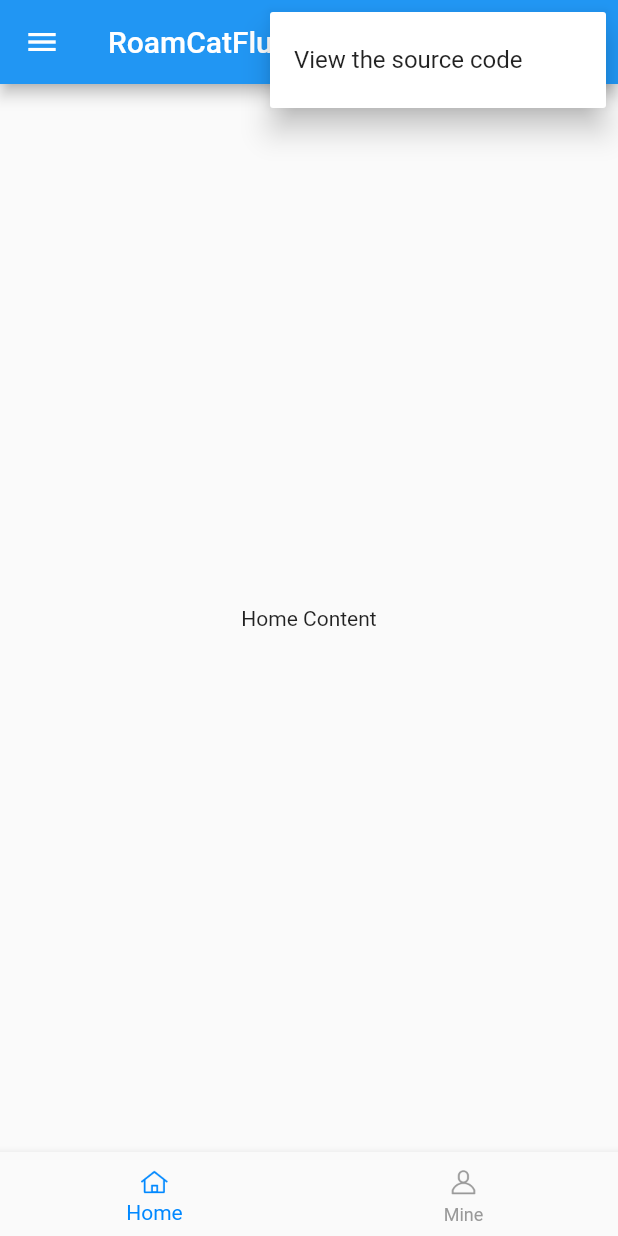
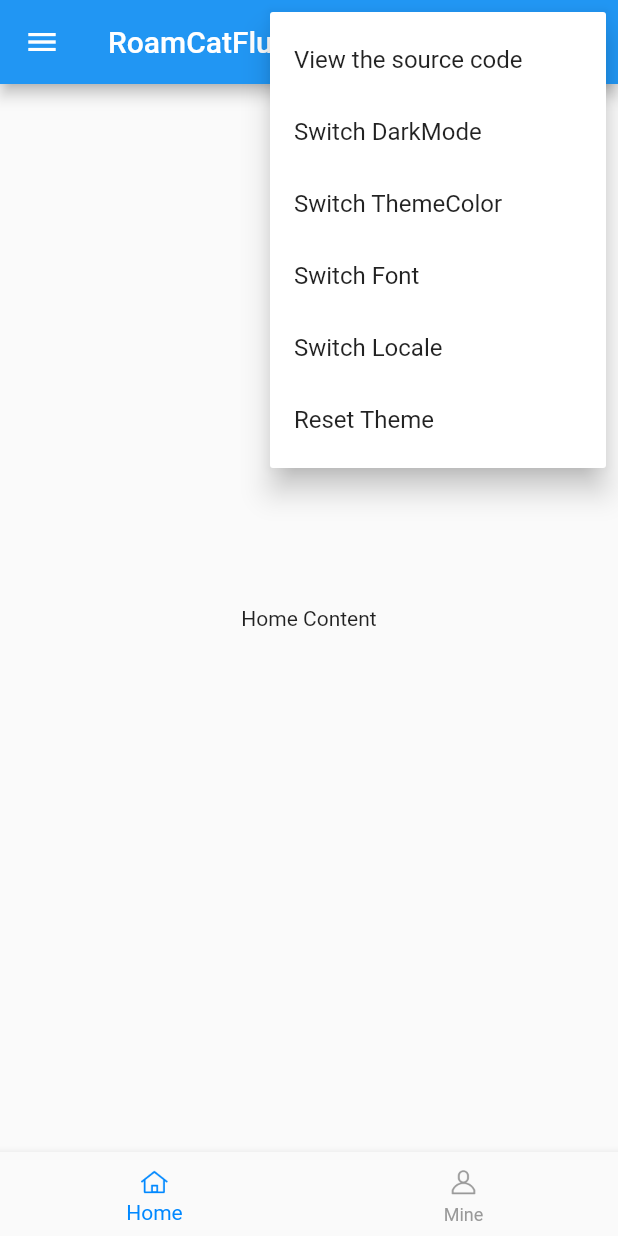
Before and after one commit to guangGG/RoamCatFlutter, a Flutter app: the screen it shows after launch, after a tap on the "more vert" icon, on a phone screen of 412 x 824 dp. Run offline on Flutter 3.47's test engine with Material 2 defaults, Android fonts, the phone set to English and light mode, and no system bars; our stand-ins replace bloc, dio, flutter_bloc, fluttertoast, package_info, pull_to_refresh and 2 more; Roboto replaces fonts that are missing (happyfont, system).

Commit message:
Switch the theme

```diff
--- /dev/null
+++ b/lib/data/bloc/locale_bloc.dart
@@ -0,0 +1,69 @@
+import 'package:bloc/bloc.dart';
+import 'package:flutter/material.dart';
+import 'package:flutter_bloc/flutter_bloc.dart';
+import 'package:roamcat_flutter/data/helper/app_constants.dart';
+import 'package:roamcat_flutter/data/helper/app_data_helper.dart';
+import 'package:shared_preferences/shared_preferences.dart';
+
+abstract class LocaleEvent {}
+
+class DefaultLocaleEvent extends LocaleEvent {
+  int localeValueIndex;
+
+  DefaultLocaleEvent({
+    this.localeValueIndex = 0,
+  }) : super();
+}
+
+class LocaleState {
+  String localeValue;
+
+  LocaleState({
+    this.localeValue,
+  }) : super();
+
+  Locale getLocale() {
+    //['', 'zh-CN', 'en']
+    if (localeValue != null && localeValue.isNotEmpty) {
+      var value = localeValue.split("-");
+      return Locale(value[0], value.length == 2 ? value[1] : '');
+    }
+    return null; //Locale为null表示跟随系统
+  }
+}
+
+class LocaleBloc extends Bloc<LocaleEvent, LocaleState> {
+  LocaleBloc() {
+    _readSpLocaleConfig(); //启动时从SharedPreferences读取配置
+  }
+
+  @override
+  LocaleState get initialState => LocaleState();
+
+  @override
+  Stream<LocaleState> mapEventToState(LocaleEvent event) async* {
+    if (event is DefaultLocaleEvent) {
+      yield LocaleState(
+          localeValue: AppConstants.localeValueList[event.localeValueIndex]);
+      //保存到runtime内存中
+      AppDataHelper.localeValueIndex = event.localeValueIndex;
+      //语言切换后存储LocaleState到SharedPreferences中
+      SharedPreferences sp = await SharedPreferences.getInstance();
+      sp.setInt("localeValueIndex", event.localeValueIndex);
+    }
+  }
+
+  //从SharedPreferences中初始化LocaleState
+  void _readSpLocaleConfig() {
+    SharedPreferences.getInstance().then((SharedPreferences sp) {
+      var event = DefaultLocaleEvent(
+          localeValueIndex: sp.getInt("localeValueIndex") ?? 0);
+      add(event);
+    });
+  }
+
+  @override
+  Future<void> close() {
+    return super.close();
+  }
+}
--- /dev/null
+++ b/lib/data/bloc/theme_bloc.dart
@@ -0,0 +1,119 @@
+import 'package:bloc/bloc.dart';
+import 'package:flutter_bloc/flutter_bloc.dart';
+import 'package:roamcat_flutter/data/helper/app_data_helper.dart';
+import 'package:shared_preferences/shared_preferences.dart';
+
+abstract class ThemeEvent {}
+
+class DarkModeThemeEvent extends ThemeEvent {
+  bool userDarkMode;
+
+  DarkModeThemeEvent({
+    this.userDarkMode = false,
+  }) : super();
+}
+
+class ColorThemeEvent extends ThemeEvent {
+  int themeColorIndex;
+
+  ColorThemeEvent({
+    this.themeColorIndex = 0,
+  }) : super();
+}
+
+class FontThemeEvent extends ThemeEvent {
+  int fontIndex;
+
+  FontThemeEvent({
+    this.fontIndex = 0,
+  }) : super();
+}
+
+class DefaultThemeEvent extends ThemeEvent {
+  bool userDarkMode;
+  int themeColorIndex;
+  int fontIndex;
+
+  DefaultThemeEvent({
+    this.userDarkMode = false,
+    this.themeColorIndex = 0,
+    this.fontIndex = 0,
+  }) : super();
+}
+
+class ThemeState {
+  /// 用户选择的明暗模式
+  bool userDarkMode;
+
+  /// 当前主题颜色索引
+  int themeColorIndex;
+
+  /// 当前字体索引
+  int fontIndex;
+
+  ThemeState({
+    this.userDarkMode = false,
+    this.themeColorIndex = 0,
+    this.fontIndex = 0,
+  }) : super();
+}
+
+class ThemeBloc extends Bloc<ThemeEvent, ThemeState> {
+  ThemeBloc() {
+    _readSpThemeConfig(); //启动时从SharedPreferences读取配置
+  }
+
+  @override
+  ThemeState get initialState => ThemeState();
+
+  @override
+  Stream<ThemeState> mapEventToState(ThemeEvent event) async* {
+    if (event is DefaultThemeEvent) {
+      yield ThemeState(
+          userDarkMode: event.userDarkMode,
+          themeColorIndex: event.themeColorIndex,
+          fontIndex: event.fontIndex);
+    } else if (event is DarkModeThemeEvent) {
+      yield ThemeState(
+          userDarkMode: event.userDarkMode,
+          themeColorIndex: state.themeColorIndex,
+          fontIndex: state.fontIndex);
+    } else if (event is ColorThemeEvent) {
+      yield ThemeState(
+          userDarkMode: state.userDarkMode,
+          themeColorIndex: event.themeColorIndex,
+          fontIndex: state.fontIndex);
+    } else if (event is FontThemeEvent) {
+      yield ThemeState(
+          userDarkMode: state.userDarkMode,
+          themeColorIndex: state.themeColorIndex,
+          fontIndex: event.fontIndex);
+    }
+    //保存到runtime内存中
+    AppDataHelper.userDarkMode = state.userDarkMode;
+    AppDataHelper.themeColorIndex = state.themeColorIndex;
+    AppDataHelper.fontIndex = state.fontIndex;
+    //样式切换后存储ThemeState到SharedPreferences中
+    SharedPreferences sp = await SharedPreferences.getInstance();
+    sp.setBool("userDarkMode", state.userDarkMode);
+    sp.setInt("themeColorIndex", state.themeColorIndex);
+    sp.setInt("fontIndex", state.fontIndex);
+  }
+
+  //从SharedPreferences中初始化ThemeState
+  void _readSpThemeConfig() {
+    SharedPreferences.getInstance().then((SharedPreferences sp) {
+      var event = DefaultThemeEvent(
+        userDarkMode: sp.getBool("userDarkMode") ?? false,
+        themeColorIndex: sp.getInt("themeColorIndex") ?? 0,
+        fontIndex: sp.getInt("fontIndex") ?? 0,
+      );
+      add(event);
+    });
+  }
+
+  @override
+  Future<void> close() {
+    return super.close();
+  }
+}
--- /dev/null
+++ b/lib/data/helper/app_constants.dart
@@ -0,0 +1,21 @@
+import 'package:flutter/material.dart';
+
+class AppConstants {
+  static const List<String> localeValueList = ['', 'zh-CN', 'en'];
+  static const List<String> fontValueList = ['system', 'happyfont'];
+  static const List<MaterialColor> colorValueList = [
+    Colors.blue,
+    Colors.purple,
+    Colors.red,
+    Colors.orange,
+    Colors.yellow,
+    Colors.green,
+    Colors.cyan,
+    Colors.amber,
+    Colors.brown,
+    Colors.lime,
+    Colors.pink,
+    Colors.teal,
+    Colors.grey,
+  ];
+}
--- /dev/null
+++ b/lib/data/helper/app_data_helper.dart
@@ -0,0 +1,14 @@
+class AppDataHelper {
+  static int localeValueIndex = 0;
+  static bool userDarkMode = false;
+  static int themeColorIndex = 0;
+  static int fontIndex = 0;
+
+  static int nextIndex(List list, int currentIndex) {
+    if (currentIndex + 1 >= list.length) {
+      return 0;
+    } else {
+      return currentIndex + 1;
+    }
+  }
+}
--- a/lib/main.dart
+++ b/lib/main.dart
@@ -3,8 +3,12 @@ import 'dart:io';
 import 'package:flutter/cupertino.dart';
 import 'package:flutter/material.dart';
 import 'package:flutter/services.dart';
+import 'package:flutter_bloc/flutter_bloc.dart';
 import 'package:flutter_localizations/flutter_localizations.dart';
 import 'package:pull_to_refresh/pull_to_refresh.dart';
+import 'package:roamcat_flutter/data/bloc/locale_bloc.dart';
+import 'package:roamcat_flutter/data/bloc/theme_bloc.dart';
+import 'package:roamcat_flutter/data/helper/app_constants.dart';
 import 'package:roamcat_flutter/view/router.dart';
 
 //应用flutter代码main方法-入口函数
@@ -15,25 +19,44 @@ void main() async {
         SystemUiOverlayStyle(statusBarColor: Colors.transparent));
   }
   //启动应用界面
-  runApp(MyApp());
+  runApp(MultiBlocProvider(
+    providers: [
+      BlocProvider<ThemeBloc>(
+        create: (BuildContext context) => ThemeBloc(),
+      ),
+      BlocProvider<LocaleBloc>(
+        create: (BuildContext context) => LocaleBloc(),
+      ),
+    ],
+    child: MyApp(),
+  ));
 }
 
 class MyApp extends StatelessWidget {
   @override
   Widget build(BuildContext context) {
-    return _buildMaterialApp(context);
+    return BlocBuilder<ThemeBloc, ThemeState>(
+      builder: (context, themeState) {
+        return BlocBuilder<LocaleBloc, LocaleState>(
+          builder: (context, localeState) {
+            return _buildMaterialApp(context, themeState, localeState);
+          },
+        );
+      },
+    );
   }
 
-  MaterialApp _buildMaterialApp(BuildContext context) {
+  MaterialApp _buildMaterialApp(
+      BuildContext context, ThemeState themeState, LocaleState localeState) {
     return MaterialApp(
       // title: 安卓上为应用任务名(任务视图时应用显示的名称)，iOS上未使用
       // App域下的context不能用于国际化工具类S.of(context)
       title: 'RoamCatFlutter',
       // 设置应用主题
-      theme: _buildThemeData(),
-      darkTheme: _buildThemeData(platformDarkMode: true),
+      theme: _buildThemeData(themeState),
+      darkTheme: _buildThemeData(themeState, platformDarkMode: true),
       // 设置应用locale(null表示跟随系统)
-      locale: null,
+      locale: localeState.getLocale(),
       localizationsDelegates: [
         GlobalMaterialLocalizations.delegate,
         GlobalCupertinoLocalizations.delegate,
@@ -46,17 +69,18 @@ class MyApp extends StatelessWidget {
   }
 
   //设置应用主题(使用动态ThemeState配置)
-  ThemeData _buildThemeData({bool platformDarkMode: false}) {
-    var isDark = platformDarkMode;
+  ThemeData _buildThemeData(ThemeState themeState,
+      {bool platformDarkMode: false}) {
+    var isDark = platformDarkMode || themeState.userDarkMode;
     Brightness brightness = isDark ? Brightness.dark : Brightness.light;
-    var themeColor = Colors.blue;
+    MaterialColor themeColor =
+        AppConstants.colorValueList[themeState.themeColorIndex];
     var accentColor = isDark ? themeColor[700] : themeColor;
-    const fontValueList = ['system', 'happyfont']; //支持的字体样式列表
     var themeData = ThemeData(
       brightness: brightness,
       primarySwatch: themeColor,
       accentColor: accentColor,
-      fontFamily: fontValueList[1],
+      fontFamily: AppConstants.fontValueList[themeState.fontIndex],
     );
     return themeData;
   }
--- a/lib/view/page/main_tab_page.dart
+++ b/lib/view/page/main_tab_page.dart
@@ -1,5 +1,10 @@
 import 'package:flutter/material.dart';
+import 'package:flutter_bloc/flutter_bloc.dart';
 import 'package:fluttertoast/fluttertoast.dart';
+import 'package:roamcat_flutter/data/bloc/locale_bloc.dart';
+import 'package:roamcat_flutter/data/bloc/theme_bloc.dart';
+import 'package:roamcat_flutter/data/helper/app_constants.dart';
+import 'package:roamcat_flutter/data/helper/app_data_helper.dart';
 import 'package:roamcat_flutter/view/router.dart';
 import 'package:roamcat_flutter/view/widget/no_ripple_scroll_behavior.dart';
 
@@ -23,7 +28,17 @@ class _MainTabPageState extends State<MainTabPage> {
   ];
   DateTime _lastPressed;
 
+  ThemeBloc _themeBloc;
+  LocaleBloc _localeBloc;
+
   _MainTabPageState(this._selectedIndex, this._pageController);
+
+  @override
+  void initState() {
+    super.initState();
+    _themeBloc = context.bloc<ThemeBloc>();
+    _localeBloc = context.bloc<LocaleBloc>();
+  }
 
   @override
   Widget build(BuildContext context) {
@@ -36,6 +51,12 @@ class _MainTabPageState extends State<MainTabPage> {
               List<PopupMenuEntry<int>> list = [];
               list.add(
                   PopupMenuItem(value: 1, child: Text("View the source code")));
+              list.add(PopupMenuItem(value: 2, child: Text("Switch DarkMode")));
+              list.add(
+                  PopupMenuItem(value: 3, child: Text("Switch ThemeColor")));
+              list.add(PopupMenuItem(value: 4, child: Text("Switch Font")));
+              list.add(PopupMenuItem(value: 5, child: Text("Switch Locale")));
+              list.add(PopupMenuItem(value: 6, child: Text("Reset Theme")));
               return list;
             },
             onSelected: (tag) async {
@@ -47,6 +68,27 @@ class _MainTabPageState extends State<MainTabPage> {
                     'url': 'https://github.com/guangGG/RoamCatFlutter'
                   },
                 );
+              } else if (tag == 2) {
+                _themeBloc?.add(DarkModeThemeEvent(
+                    userDarkMode: !AppDataHelper.userDarkMode));
+              } else if (tag == 3) {
+                _themeBloc?.add(ColorThemeEvent(
+                    themeColorIndex: AppDataHelper.nextIndex(
+                        AppConstants.colorValueList,
+                        AppDataHelper.themeColorIndex)));
+              } else if (tag == 4) {
+                _themeBloc?.add(FontThemeEvent(
+                    fontIndex: AppDataHelper.nextIndex(
+                        AppConstants.fontValueList, AppDataHelper.fontIndex)));
+              } else if (tag == 5) {
+                _localeBloc?.add(DefaultLocaleEvent(
+                    localeValueIndex: AppDataHelper.nextIndex(
+                        AppConstants.localeValueList,
+                        AppDataHelper.localeValueIndex)));
+              } else if (tag == 6) {
+                _themeBloc?.add(DefaultThemeEvent(
+                    userDarkMode: false, themeColorIndex: 0, fontIndex: 0));
+                _localeBloc?.add(DefaultLocaleEvent(localeValueIndex: 0));
               }
             },
           )
```
